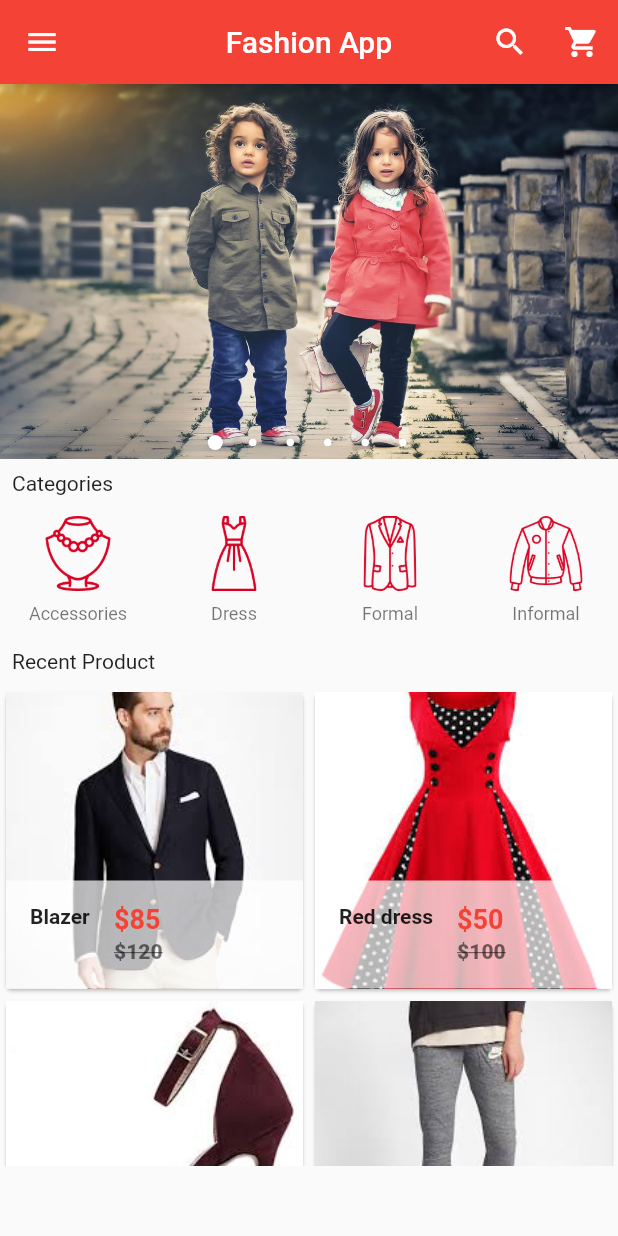
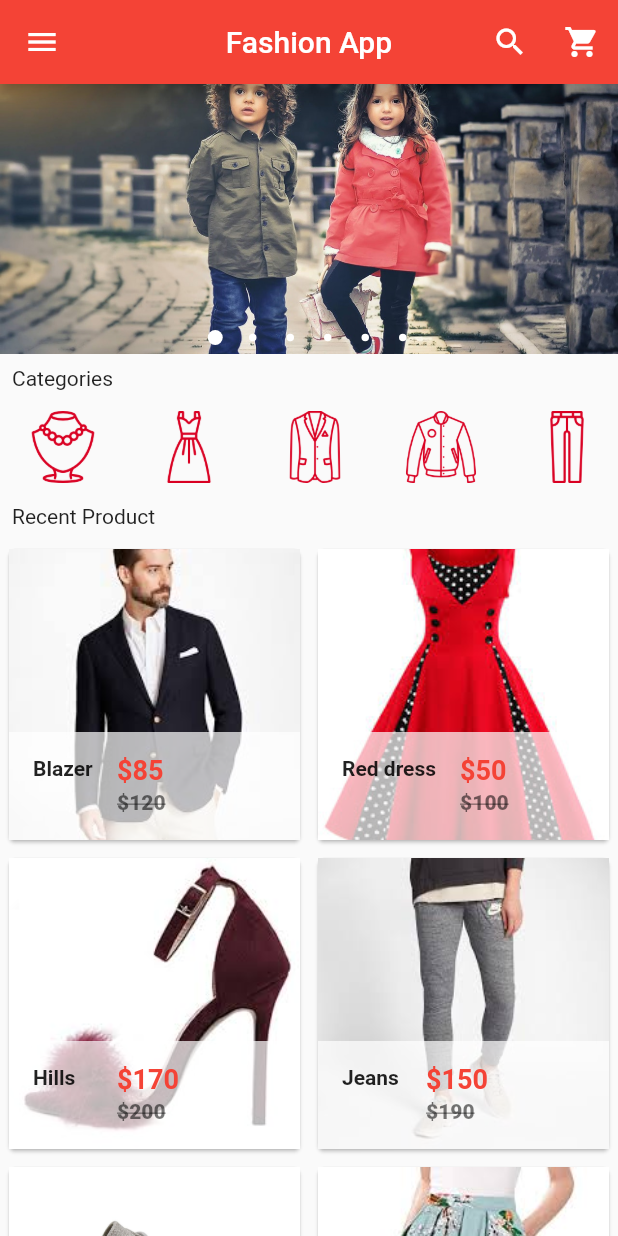
Before and after one commit to saurabhcool001/fashion, a Flutter app: the screen it shows after launch, on a phone screen of 412 x 824 dp. Run offline on Flutter 3.47's test engine with Material 2 defaults, Android fonts, the phone set to English and light mode, and no system bars; drawn by our look-alikes of carousel_pro.

```diff
--- a/lib/customClass/category_horizontal_listview.dart
+++ b/lib/customClass/category_horizontal_listview.dart
@@ -4,8 +4,8 @@ class CategoryHorizontalList extends StatelessWidget {
   @override
   Widget build(BuildContext context) {
     return Container(
-//      height: 100.0,
-    height: 80.0,
+//      height: 80.0,
+    height: 60.0,
       child: new ListView(
         scrollDirection: Axis.horizontal,
         children: <Widget>[
@@ -56,17 +56,18 @@ class Category extends StatelessWidget {
       child: InkWell(
         onTap: () {},
         child: new Container(
-          width: 100.0,
+          width: 80.0,
           child: new ListTile(
             title: Image.asset(
               imageLocation,
-              width: 100.0,
-              height: 50.0,
+//              width: 80.0,
+//              height: 50.0,
             ),
             subtitle: new Container(
               alignment: Alignment.topCenter,
-              padding: EdgeInsets.only(top: 8.0),
-              child: Text(imageCaption, style: TextStyle(fontSize: 12.0),),
+                //If you wanna add text of categories then uncomment it
+//              padding: EdgeInsets.only(top: 8.0),
+//              child: Text(imageCaption, style: TextStyle(fontSize: 12.0),),
             ),
           ),
         ),
--- a/lib/customClass/home.dart
+++ b/lib/customClass/home.dart
@@ -15,9 +15,9 @@ class _HomePageState extends State<HomePage> {
   @override
   Widget build(BuildContext context) {
     Widget imageCarousel = new Container(
-      height: 250.0,
+      height: 180.0,
       child: new Carousel(
-        boxFit: BoxFit.cover,
+        boxFit: BoxFit.fitWidth,
         images: [
           AssetImage("images/c1.jpg"),
           AssetImage("images/m1.jpeg"),
@@ -129,29 +129,39 @@ class _HomePageState extends State<HomePage> {
             ],
           ),
         ),
-        body: new ListView(
+//        body: new ListView(
+          body: new Column(
           children: <Widget>[
             //Image Carousel
             imageCarousel,
 
             new Padding(
               padding: const EdgeInsets.all(8.0),
-              child: new Text("Categories"),
+              child: Container(
+                  alignment: Alignment.centerLeft,
+                  child: new Text("Categories")),
             ),
 
             //Category List in Horizontal
             CategoryHorizontalList(),
 
             new Padding(
-              padding: const EdgeInsets.fromLTRB(8.0, 15.0, 8.0, 8.0),
-              child: new Text("Recent Product"),
+//              padding: const EdgeInsets.fromLTRB(8.0, 15.0, 8.0, 8.0),
+              padding: const EdgeInsets.all(8.0),
+              child: Container(
+                  alignment: Alignment.centerLeft,
+                  child: new Text("Recent Product")),
+
             ),
 
             //Recent Product List
-            Container(
-              height: 320.0,
-              child: RecentProduct(),
-            ),
+//            Container(
+//              height: 320.0,
+//              child: RecentProduct(),
+//            ),
+
+            //Flexible GridView
+            Flexible(child: RecentProduct(),),
           ],
         ));
   }
--- a/lib/customClass/recent_product.dart
+++ b/lib/customClass/recent_product.dart
@@ -55,11 +55,14 @@ class _RecentProductState extends State<RecentProduct> {
         gridDelegate:
             new SliverGridDelegateWithFixedCrossAxisCount(crossAxisCount: 2),
         itemBuilder: (BuildContext context, int index) {
-          return SingleProduct(
-            productName: product_list[index]['name'],
-            productPicture: product_list[index]['picture'],
-            productOldPrice: product_list[index]['old_price'],
-            productPrice: product_list[index]['price'],
+          return Padding(
+            padding: const EdgeInsets.all(2.0),
+            child: SingleProduct(
+              productName: product_list[index]['name'],
+              productPicture: product_list[index]['picture'],
+              productOldPrice: product_list[index]['old_price'],
+              productPrice: product_list[index]['price'],
+            ),
           );
         });
   }
```
Also changed, not shown: 2 other files.
